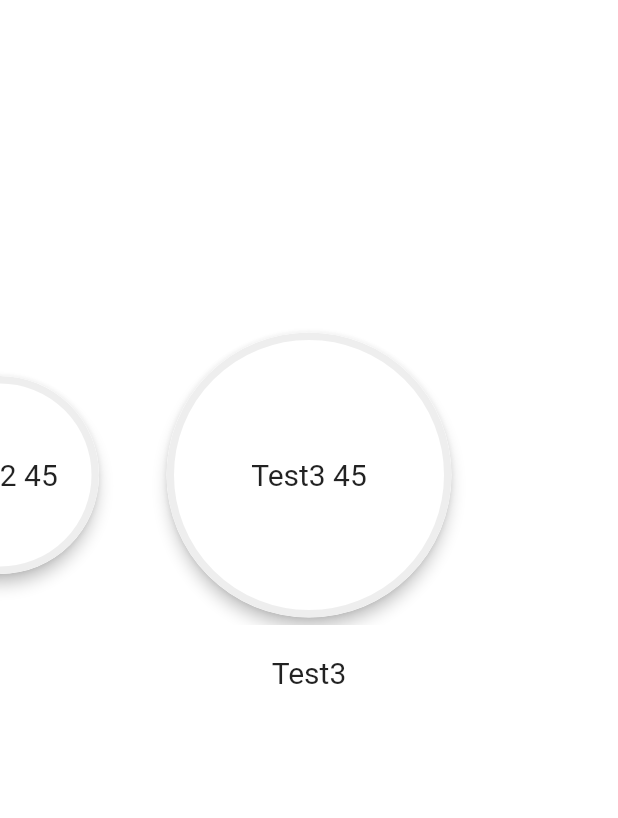
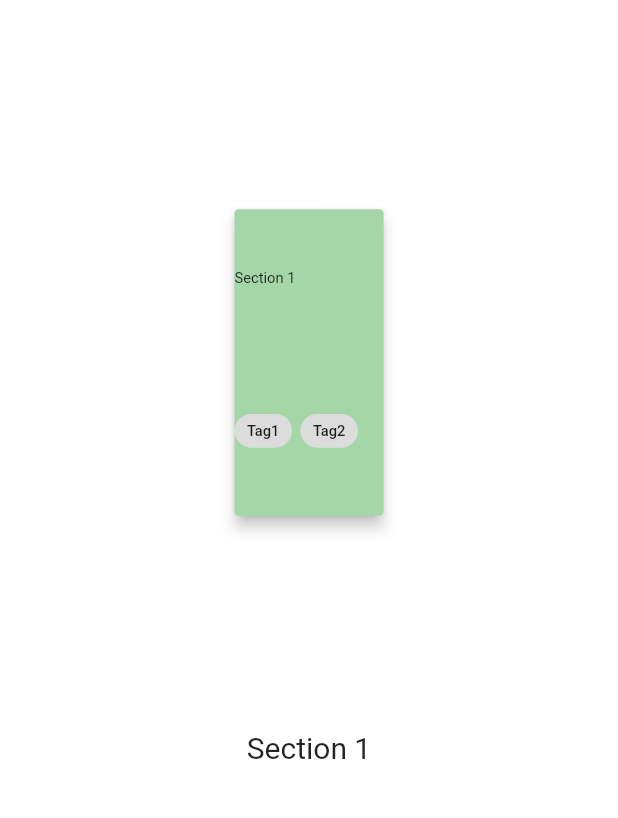
Before and after one commit to vukoye/flashcards, a Flutter app: the screen it shows after launch, on a phone screen of 412 x 824 dp, the part 59-877 px from its top. Run offline on Flutter 3.47's test engine with Material 2 defaults, Android fonts, the phone set to English and light mode, and no system bars.

Commit message:
Working on sections

```diff
--- /dev/null
+++ b/lib/data/section.dart
@@ -0,0 +1,22 @@
+class Section {
+  final String name;
+  final int color;
+  final List<String> tags;
+
+  Section({this.name, this.color, this.tags});
+
+//  Section(String name, int color, List<String> tags) {
+//    this.name = name;
+//    this.color = color;
+//    this.tags = tags;
+//  }
+
+  factory Section.fromJson(Map<String, dynamic> parsedJson) {
+    final tagsList = parsedJson['tags'] as List<String>;
+    return Section(
+      name: parsedJson['name'],
+      color: parsedJson['color'],
+      tags: tagsList,
+    );
+  }
+}
--- a/lib/sections/sections_pager.dart
+++ b/lib/sections/sections_pager.dart
@@ -2,11 +2,12 @@
 
 import 'dart:math';
 import 'package:flutter/material.dart';
-
+import 'package:flashcards/data/section.dart';
 
 const double SCALE_FRACTION = 0.7;
 const double FULL_SCALE = 1.0;
-const double PAGER_HEIGHT = 200.0;
+const double PAGER_HEIGHT = 300.0;
+const double PAGER_WIDTH = 150.0;
 
 class SectionPage extends StatefulWidget {
   @override
@@ -15,14 +16,25 @@ class SectionPage extends StatefulWidget {
 
 class _SectionsPageState extends State<SectionPage> {
 
-  double viewPortFraction = 0.5;
+  double viewPortFraction = 0.8;
 
   PageController pageController;
 
-  int currentPage = 2;
+  int currentPage = 0;
 
-  List<String> listOfSections = <String>[
-    'Test1', 'Test2', 'Test3'
+//  List<String> listOfSections3 = <String>[
+//    'Test1', 'Test2', 'Test3'
+//  ];
+
+  List<Section> listOfSections = <Section>[
+    Section(name: 'Section 1',
+        color: Colors.green[200].value,
+        tags: <String>['Tag1', 'Tag2']),
+    Section(name: 'Section 2', color: Colors.red[200].value, tags:
+    <String>['Tag1', 'Tag2']),
+    Section(name: 'Section 3', color: Colors.blue[200].value, tags:
+    <String>['Tag1', 'Tag2']),
+
   ];
 
   double page = 2.0;
@@ -38,11 +50,10 @@ class _SectionsPageState extends State<SectionPage> {
   Widget build(BuildContext context) {
     return ListView(
       children: <Widget>[
-        const SizedBox(height: PAGER_HEIGHT,),
         Container(
-          height: PAGER_HEIGHT,
+          height: 450,
           child: NotificationListener<ScrollNotification>(
-            onNotification: (ScrollNotification notification){
+              onNotification: (ScrollNotification notification) {
                 if (notification is ScrollUpdateNotification) {
                   setState(() {
                     page = pageController.page;
@@ -59,18 +70,58 @@ class _SectionsPageState extends State<SectionPage> {
                   controller: pageController,
                   itemCount: listOfSections.length,
                   itemBuilder: (BuildContext context, int index) {
-                    final double scale =  max(SCALE_FRACTION, (FULL_SCALE - (index - page).abs()) + viewPortFraction);
-                    return circleOffer(listOfSections[index], scale);
-                  })),
+                    final double scale = max(SCALE_FRACTION,
+                        (FULL_SCALE - (index - page).abs()) + viewPortFraction);
+                    return createSectionCard(listOfSections[index], scale);
+                  })
+          ),
         ),
         Padding(
           padding: const EdgeInsets.all(20.0),
-          child: Text(listOfSections[currentPage],
+          child: Text(listOfSections[currentPage].name,
             textAlign: TextAlign.center,
             style: const TextStyle(fontSize: 20),),
         )
 
       ],
+    );
+  }
+
+
+  Widget createSectionCard(Section section, double scale) {
+    return Align(
+        alignment: Alignment.center,
+        child: Transform.scale(
+          scale: scale,
+            child: Container(
+              margin: const EdgeInsets.all(1),
+              height: PAGER_HEIGHT,
+              width: PAGER_WIDTH,
+              child: Card(
+                  color: Color(section.color),
+                  elevation: 4,
+                  child: Column(
+                      crossAxisAlignment: CrossAxisAlignment.start,
+                      mainAxisAlignment: MainAxisAlignment.spaceAround,
+                      children: <Widget>[
+                      Text(section.name),
+                  Wrap(
+                      spacing: 8,
+                      runSpacing: 4.0,
+                      children: List < Widget>.generate(section.tags.length, (
+                      int
+                      index) {
+                    return Chip(
+
+                      label: Text(section.tags[index]),
+                    );
+                  })
+              )
+
+              ],
+            )
+        )
+    ),)
     );
   }
 
@@ -88,7 +139,7 @@ class _SectionsPageState extends State<SectionPage> {
               width: 5)),
           child: Align(
             alignment: Alignment.center,
-            child : Text(text + ' 45',
+            child: Text(text + ' 45',
               style: const TextStyle(fontSize: 20),),
           ),
         ),
```
Lines whose indentation alone changed are shown as unchanged.
